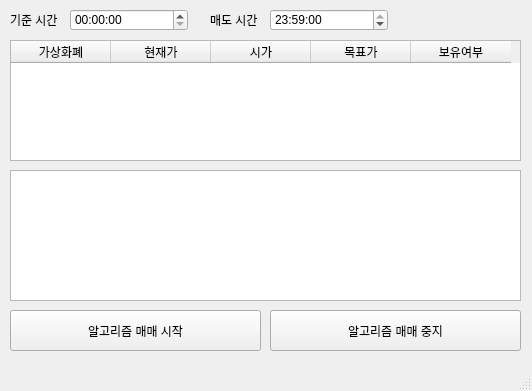
sharebook-kr/larry_simple, file window2.ui: the form before one commit.
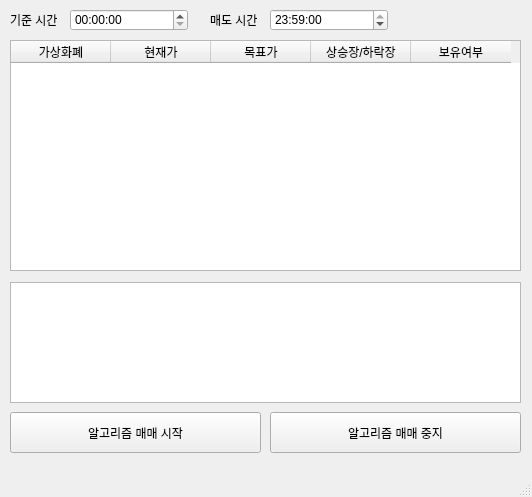
The form after the commit. Icons and pictures are not drawn.

Commit message: upate larry_multi

```diff
--- a/window2.ui
+++ b/window2.ui
@@ -7,7 +7,7 @@
     <x>0</x>
     <y>0</y>
     <width>532</width>
-    <height>391</height>
+    <height>497</height>
    </rect>
   </property>
   <property name="windowTitle">
@@ -24,7 +24,7 @@
       <x>10</x>
       <y>40</y>
       <width>511</width>
-      <height>121</height>
+      <height>231</height>
      </rect>
     </property>
     <column>
@@ -37,16 +37,16 @@
       <string>현재가</string>
      </property>
     </column>
-    <column>
-     <property name="text">
-      <string>시가</string>
-     </property>
-    </column>
     <column>
      <property name="text">
       <string>목표가</string>
      </property>
     </column>
+    <column>
+     <property name="text">
+      <string>상승장/하락장</string>
+     </property>
+    </column>
     <column>
      <property name="text">
       <string>보유여부</string>
@@ -57,7 +57,7 @@
     <property name="geometry">
      <rect>
       <x>10</x>
-      <y>310</y>
+      <y>412</y>
       <width>251</width>
       <height>41</height>
      </rect>
@@ -70,7 +70,7 @@
     <property name="geometry">
      <rect>
       <x>270</x>
-      <y>310</y>
+      <y>412</y>
       <width>251</width>
       <height>41</height>
      </rect>
@@ -109,9 +109,9 @@
     <property name="geometry">
      <rect>
       <x>10</x>
-      <y>170</y>
+      <y>282</y>
       <width>511</width>
-      <height>131</height>
+      <height>121</height>
      </rect>
     </property>
    </widget>
```
The commit also changes 1 other file.
